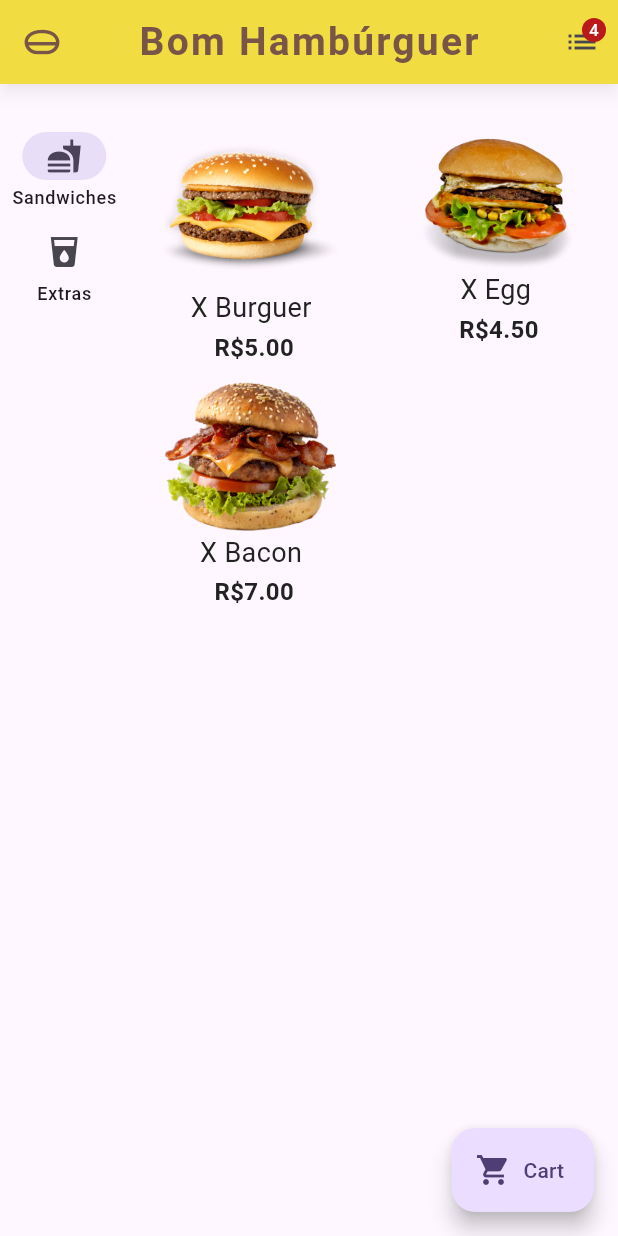
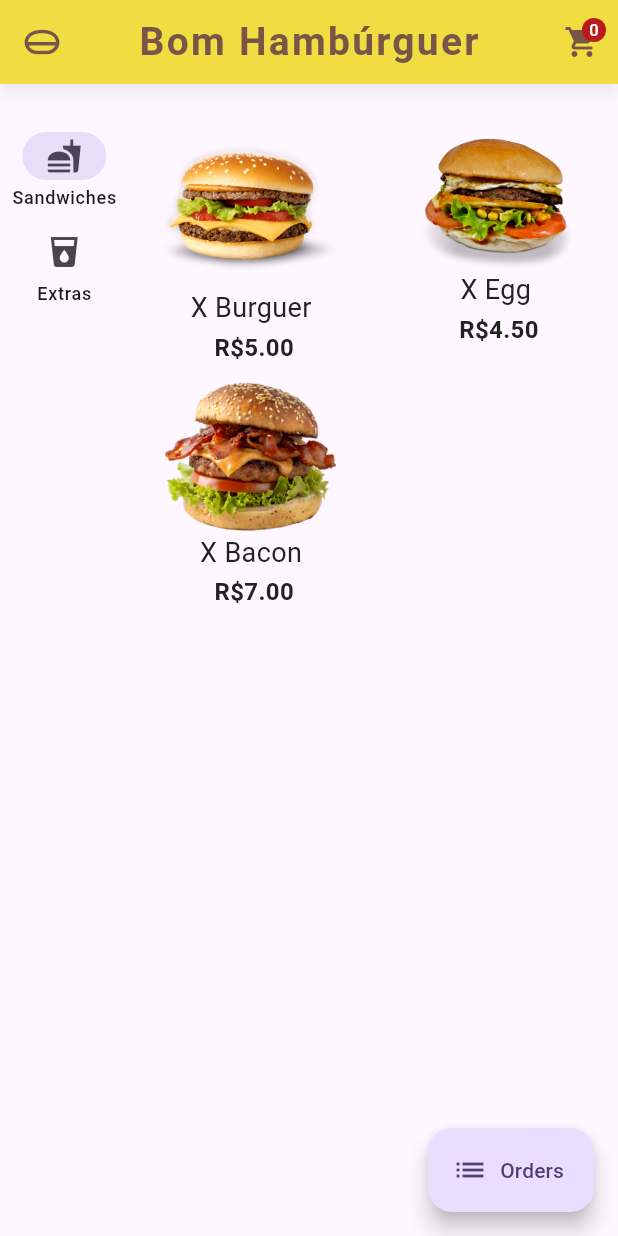
Before and after one commit to ViniciusLucas14/bom-burguer, a Flutter app: the CartScreen screen opened directly, after a tap on the "home mini" icon, on a phone screen of 412 x 824 dp. Run offline on Flutter 3.47's test engine with Material 3 defaults, Android fonts, the phone set to English and light mode, and no system bars; our stand-ins replace drift, equatable, fluttertoast, sqlite3_flutter_libs; missing offline and left inert: sqlite3; accounts and stored records are empty; generated files the repository leaves out were written again.

Commit message:
feature done. Its possibly to finish the order and see it in the report orders.

```diff
--- a/lib/domain/repository/cart_repository.dart
+++ b/lib/domain/repository/cart_repository.dart
@@ -48,4 +48,8 @@ class CartRepository {
   Future<void> clear() {
     return _cartService.clearCart();
   }
+
+  Future<int> countItemsCart() {
+    return _cartService.countItemsCart();
+  }
 }
--- a/lib/domain/service/cart_service.dart
+++ b/lib/domain/service/cart_service.dart
@@ -39,4 +39,8 @@ class CartService {
       return idsToCheck.any((id) => existingIds.contains(id));
     });
   }
+
+  Future<int> countItemsCart() async {
+    return (await _db.select(_db.cartTable).get()).length;
+  }
 }
--- a/lib/main.dart
+++ b/lib/main.dart
@@ -1,10 +1,11 @@
 import 'package:bom_hamburguer/enum/item_options_enum.dart';
-import 'package:bom_hamburguer/ui/view/cart_screen.dart';
 import 'package:bom_hamburguer/ui/view/header_screen.dart';
+import 'package:bom_hamburguer/ui/view/order_screen.dart';
 import 'package:bom_hamburguer/ui/view/widgets/items_list.dart';
 import 'package:bom_hamburguer/ui/view/widgets/item_options.dart';
 import 'package:bom_hamburguer/ui/viewModel/cart_view_model.dart';
 import 'package:bom_hamburguer/ui/viewModel/item_list_view_model.dart';
+import 'package:bom_hamburguer/ui/viewModel/order_view_model.dart';
 import 'package:bom_hamburguer/ui/viewModel/payment_view_model.dart';
 import 'package:flutter/material.dart';
 import 'package:provider/provider.dart';
@@ -16,6 +17,7 @@ void main() {
         ChangeNotifierProvider(create: (_) => ItemListViewModel()),
         ChangeNotifierProvider(create: (_) => CartViewModel()),
         ChangeNotifierProvider(create: (_) => PaymentViewModel()),
+        ChangeNotifierProvider(create: (_) => OrderViewModel()),
       ],
       child: const MyApp(),
     ),
@@ -70,11 +72,11 @@ class _HomePageState extends State<HomePage> {
       floatingActionButton: FloatingActionButton.extended(
         onPressed: () {
           Navigator.of(context).push(
-            MaterialPageRoute(builder: (context) => const CartScreen()),
+            MaterialPageRoute(builder: (context) => const OrderScreen()),
           );
         },
-        label: const Text('Cart'),
-        icon: const Icon(Icons.shopping_cart),
+        label: const Text('Orders'),
+        icon: const Icon(Icons.list),
       ),
       floatingActionButtonLocation: FloatingActionButtonLocation.endFloat,
     );
--- a/lib/ui/view/cart_screen.dart
+++ b/lib/ui/view/cart_screen.dart
@@ -1,3 +1,4 @@
+import 'package:bom_hamburguer/main.dart';
 import 'package:bom_hamburguer/models/Order_model.dart';
 import 'package:bom_hamburguer/models/cart_model.dart';
 import 'package:bom_hamburguer/ui/view/widgets/payment_modal.dart';
@@ -21,13 +22,25 @@ class CartScreen extends StatelessWidget {
         paymentMethod: '',
         date: DateTime.now(),
       );
+
       if (!context.mounted) return;
-      showDialog<void>(
+      final sucess = await showDialog<bool>(
         context: context,
         builder: (BuildContext context) {
           return PaymentModal(orderViewModel: order);
         },
       );
+
+      if (sucess == true) {
+        Future.microtask(() {
+          Provider.of<CartViewModel>(context, listen: false).clearCart();
+        });
+        if (!context.mounted) return;
+
+        Navigator.of(context).push(
+          MaterialPageRoute(builder: (context) => const HomePage()),
+        );
+      }
     }
 
     return Scaffold(
@@ -42,13 +55,32 @@ class CartScreen extends StatelessWidget {
               }
 
               if (snapshot.hasError) {
-                return const Center(child: Text('Erro ao carregar o carrinho'));
+                return const Center(child: Text('Failed to load cart'));
               }
 
               final items = snapshot.data ?? [];
 
               if (items.isEmpty) {
-                return const Center(child: Text('Carrinho vazio'));
+                return Column(
+                  crossAxisAlignment: CrossAxisAlignment.center,
+                  mainAxisAlignment: MainAxisAlignment.center,
+                  children: [
+                    const Center(
+                        child:
+                            Text('Cart empty. Please, add items in the menu.')),
+                    const SizedBox(height: 16),
+                    FloatingActionButton(
+                      onPressed: () => {
+                        Navigator.of(context).push(
+                          MaterialPageRoute(
+                              builder: (context) => const HomePage()),
+                        )
+                      },
+                      tooltip: 'Back to Home',
+                      child: const Icon(Icons.arrow_back),
+                    ),
+                  ],
+                );
               }
 
               return Column(
@@ -125,7 +157,23 @@ class CartScreen extends StatelessWidget {
                     ),
                   ),
                   Padding(
-                    padding: const EdgeInsets.all(16.0),
+                    padding: const EdgeInsets.all(16),
+                    child: Align(
+                      alignment: Alignment.bottomRight,
+                      child: FloatingActionButton(
+                        onPressed: () => {
+                          Navigator.of(context).push(
+                            MaterialPageRoute(
+                                builder: (context) => const HomePage()),
+                          )
+                        },
+                        tooltip: 'Back to Home',
+                        child: const Icon(Icons.arrow_back),
+                      ),
+                    ),
+                  ),
+                  Padding(
+                    padding: const EdgeInsets.all(16),
                     child: Row(
                       children: [
                         Expanded(
--- a/lib/ui/view/header_screen.dart
+++ b/lib/ui/view/header_screen.dart
@@ -1,5 +1,8 @@
 import 'package:bom_hamburguer/main.dart';
+import 'package:bom_hamburguer/ui/view/cart_screen.dart';
+import 'package:bom_hamburguer/ui/viewModel/cart_view_model.dart';
 import 'package:flutter/material.dart';
+import 'package:provider/provider.dart';
 
 class HeaderScreen extends StatelessWidget implements PreferredSizeWidget {
   const HeaderScreen({super.key});
@@ -38,15 +41,26 @@ class HeaderScreen extends StatelessWidget implements PreferredSizeWidget {
           tooltip: 'Menu',
         ),
         actions: [
-          IconButton(
-            onPressed: () {
-              // ação do botão à direita
+          Consumer<CartViewModel>(
+            builder: (context, cartViewModel, child) {
+              final count = cartViewModel.itemCount;
+
+              return IconButton(
+                onPressed: () {
+                  Navigator.of(context).push(
+                    MaterialPageRoute(builder: (context) => const CartScreen()),
+                  );
+                },
+                icon: Badge(
+                  label: Text(
+                    count.toString(),
+                    style: const TextStyle(color: Colors.white),
+                  ),
+                  child: const Icon(Icons.shopping_cart, color: Colors.brown),
+                ),
+                tooltip: 'Cart',
+              );
             },
-            icon: const Badge(
-              label: Text('4'),
-              child: Icon(Icons.list),
-            ),
-            tooltip: 'Pedidos',
           ),
         ],
       ),
--- a/lib/ui/view/widgets/payment_modal.dart
+++ b/lib/ui/view/widgets/payment_modal.dart
@@ -51,7 +51,10 @@ class PaymentModal extends StatelessWidget {
             Align(
               alignment: Alignment.bottomRight,
               child: TextButton(
-                onPressed: () => viewModel.submitPayment(context, orderViewModel),
+                onPressed: () => {
+                  if (viewModel.submitPayment(orderViewModel))
+                    Navigator.pop(context, true)
+                },
                 child: const Text('Submit'),
               ),
             ),
```
Also changed, not shown: lib/domain/repository/order_repository.dart (+11 -1 lines), lib/domain/service/order_service.dart (+26 -0 lines), lib/ui/view/order_screen.dart (added, +81 -0 lines), lib/ui/viewModel/cart_view_model.dart (+18 -0 lines), lib/ui/viewModel/order_view_model.dart (added, +33 -0 lines), lib/ui/viewModel/payment_view_model.dart (+5 -4 lines), 1 other file.
